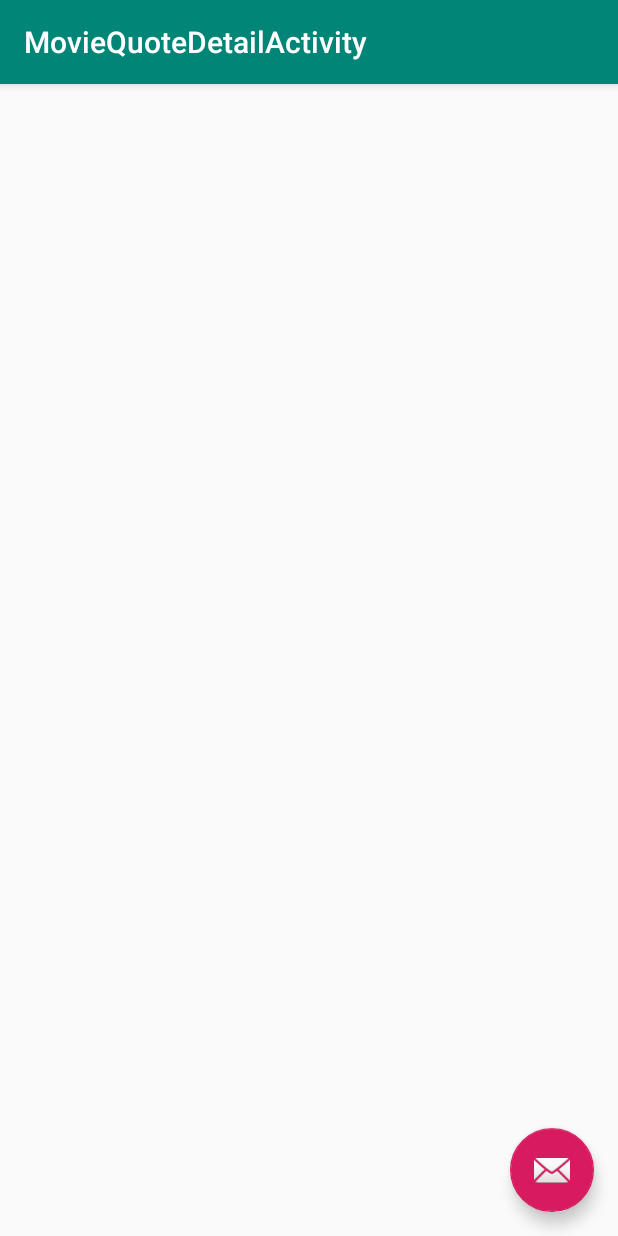
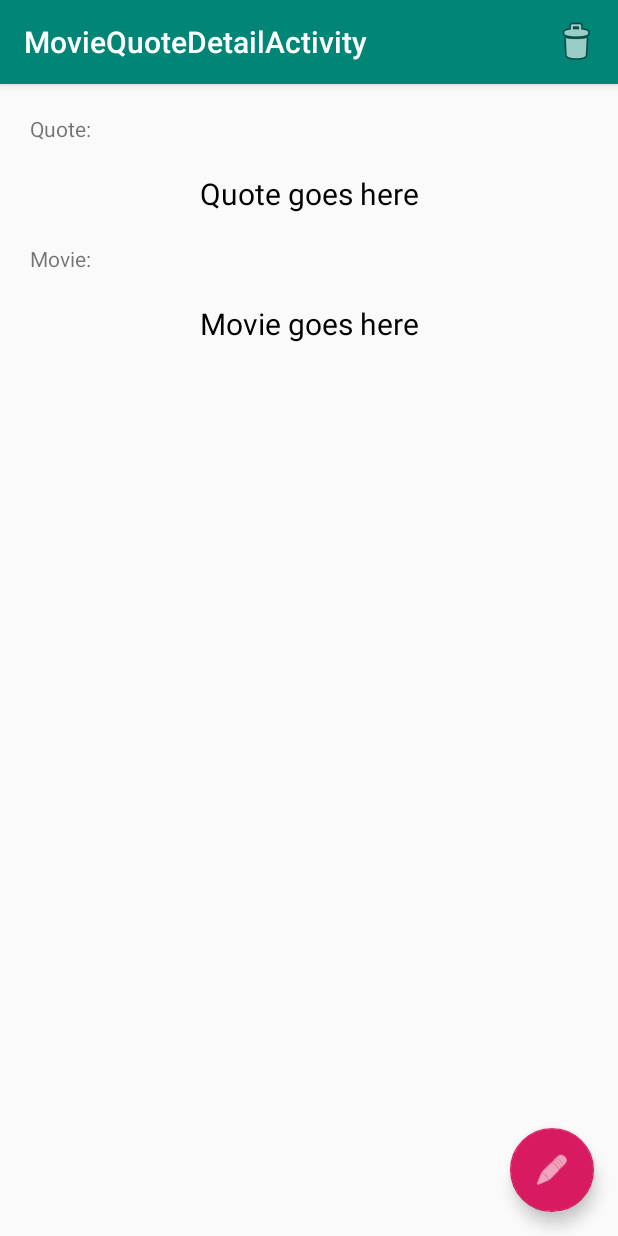
Before and after one commit to senanoc/MovieQuotes, an Android app: the MovieQuoteDetailActivity screen opened directly, with no data from a screen before it, on a phone screen of 412 x 824 dp. Run offline under Robolectric (Android 15) with nearby library versions, the phone set to English and light mode, and no system bars.

Commit message:
launch 2nd activity

```diff
--- a/MovieQuotes/app/src/main/java/com/example/android/moviequotes/MainActivity.java
+++ b/MovieQuotes/app/src/main/java/com/example/android/moviequotes/MainActivity.java
@@ -71,26 +71,6 @@ public class MainActivity extends AppCompatActivity {
         builder.create().show();
     }
 
-    @Override
-    public boolean onCreateOptionsMenu(Menu menu) {
-        // Inflate the menu; this adds items to the action bar if it is present.
-        getMenuInflater().inflate(R.menu.menu_main, menu);
-        return true;
-    }
 
-    @Override
-    public boolean onOptionsItemSelected(MenuItem item) {
-        // Handle action bar item clicks here. The action bar will
-        // automatically handle clicks on the Home/Up button, so long
-        // as you specify a parent activity in AndroidManifest.xml.
-        int id = item.getItemId();
-
-        //noinspection SimplifiableIfStatement
-        if (id == R.id.action_settings) {
-            return true;
-        }
-
-        return super.onOptionsItemSelected(item);
-    }
 
 }
--- a/MovieQuotes/app/src/main/java/com/example/android/moviequotes/MovieQuoteAdapter.java
+++ b/MovieQuotes/app/src/main/java/com/example/android/moviequotes/MovieQuoteAdapter.java
@@ -1,5 +1,7 @@
 package com.example.android.moviequotes;
 
+import android.content.Context;
+import android.content.Intent;
 import android.support.annotation.NonNull;
 import android.support.v7.widget.RecyclerView;
 import android.util.Log;
@@ -52,8 +54,8 @@ public class MovieQuoteAdapter extends RecyclerView.Adapter<MovieQuoteAdapter.Mo
     @Override
     public void onBindViewHolder(@NonNull MovieQuoteViewHolder movieQuoteViewHolder, int i) {
         DocumentSnapshot ds = mMovieQuoteSnapshots.get(i);
-        String quote = (String)ds.get(Constants.KEY_QUOTE);
-        String movie = (String)ds.get(Constants.KEY_MOVIE);
+        String quote = (String) ds.get(Constants.KEY_QUOTE);
+        String movie = (String) ds.get(Constants.KEY_MOVIE);
         movieQuoteViewHolder.mMovieTextView.setText(movie);
         movieQuoteViewHolder.mQuoteTextView.setText(quote);
     }
@@ -72,7 +74,15 @@ public class MovieQuoteAdapter extends RecyclerView.Adapter<MovieQuoteAdapter.Mo
             super(itemView);
             mQuoteTextView = itemView.findViewById(R.id.itemview_quote);
             mMovieTextView = itemView.findViewById(R.id.itenview_movie);
+            itemView.setOnClickListener(new View.OnClickListener() {
+                @Override
+                public void onClick(View view) {
+                    Context context = view.getContext();
+                    Intent intent = new Intent(context, MovieQuoteDetailActivity.class);
 
+                    context.startActivity(intent);
+                }
+            });
 
         }
 
--- a/MovieQuotes/app/src/main/java/com/example/android/moviequotes/MovieQuoteDetailActivity.java
+++ b/MovieQuotes/app/src/main/java/com/example/android/moviequotes/MovieQuoteDetailActivity.java
@@ -5,6 +5,8 @@ import android.support.design.widget.FloatingActionButton;
 import android.support.design.widget.Snackbar;
 import android.support.v7.app.AppCompatActivity;
 import android.support.v7.widget.Toolbar;
+import android.view.Menu;
+import android.view.MenuItem;
 import android.view.View;
 
 public class MovieQuoteDetailActivity extends AppCompatActivity {
@@ -26,4 +28,21 @@ public class MovieQuoteDetailActivity extends AppCompatActivity {
         });
     }
 
+    @Override
+    public boolean onCreateOptionsMenu(Menu menu) {
+        // Inflate the menu; this adds items to the action bar if it is present.
+        getMenuInflater().inflate(R.menu.menu_main, menu);
+        return true;
+    }
+
+    @Override
+    public boolean onOptionsItemSelected(MenuItem item) {
+
+        switch (item.getItemId()) {
+            case R.id.action_delete:
+                //TODO: Delete this quote and close this activity
+                return true;
+        }
+        return super.onOptionsItemSelected(item);
+    }
 }
--- a/MovieQuotes/app/src/main/res/layout/activity_movie_quote_detail.xml
+++ b/MovieQuotes/app/src/main/res/layout/activity_movie_quote_detail.xml
@@ -28,6 +28,7 @@
         android:layout_height="wrap_content"
         android:layout_gravity="bottom|end"
         android:layout_margin="@dimen/fab_margin"
-        app:srcCompat="@android:drawable/ic_dialog_email" />
+        android:tint="@android:color/white"
+        app:srcCompat="@android:drawable/ic_menu_edit" />
 
 </android.support.design.widget.CoordinatorLayout>
--- a/MovieQuotes/app/src/main/res/layout/content_movie_quote_detail.xml
+++ b/MovieQuotes/app/src/main/res/layout/content_movie_quote_detail.xml
@@ -1,11 +1,47 @@
 <?xml version="1.0" encoding="utf-8"?>
-<android.support.constraint.ConstraintLayout xmlns:android="http://schemas.android.com/apk/res/android"
+<LinearLayout
+    xmlns:android="http://schemas.android.com/apk/res/android"
     xmlns:app="http://schemas.android.com/apk/res-auto"
     xmlns:tools="http://schemas.android.com/tools"
+    android:orientation="vertical"
+    android:padding="20dp"
     android:layout_width="match_parent"
     android:layout_height="match_parent"
     app:layout_behavior="@string/appbar_scrolling_view_behavior"
     tools:context=".MovieQuoteDetailActivity"
     tools:showIn="@layout/activity_movie_quote_detail">
 
-</android.support.constraint.ConstraintLayout>
+    <TextView
+        android:layout_width="match_parent"
+        android:layout_height="wrap_content"
+        android:text="Quote:" />
+
+    <TextView
+        android:id="@+id/detail_quote"
+        android:layout_width="match_parent"
+        android:layout_height="wrap_content"
+        android:text="Quote goes here"
+        android:textSize="20sp"
+        android:layout_margin="20dp"
+        android:textColor="@android:color/black"
+        android:gravity="center"
+        />
+
+    <TextView
+        android:layout_width="match_parent"
+        android:layout_height="wrap_content"
+        android:text="Movie:" />
+
+    <TextView
+        android:id="@+id/detail_movie"
+        android:layout_width="match_parent"
+        android:layout_height="wrap_content"
+        android:text="Movie goes here"
+        android:textSize="20sp"
+        android:layout_margin="20dp"
+        android:textColor="@android:color/black"
+        android:gravity="center"
+        />
+
+
+</LinearLayout>
--- a/MovieQuotes/app/src/main/res/menu/menu_main.xml
+++ b/MovieQuotes/app/src/main/res/menu/menu_main.xml
@@ -3,8 +3,9 @@
     xmlns:tools="http://schemas.android.com/tools"
     tools:context="com.example.android.moviequotes.MainActivity">
     <item
-        android:id="@+id/action_settings"
+        android:id="@+id/action_delete"
+        android:icon="@android:drawable/ic_menu_delete"
         android:orderInCategory="100"
-        android:title="@string/action_settings"
-        app:showAsAction="never" />
+        android:title="Delete"
+        app:showAsAction="always" />
 </menu>
```
Lines whose indentation alone changed are shown as unchanged.
